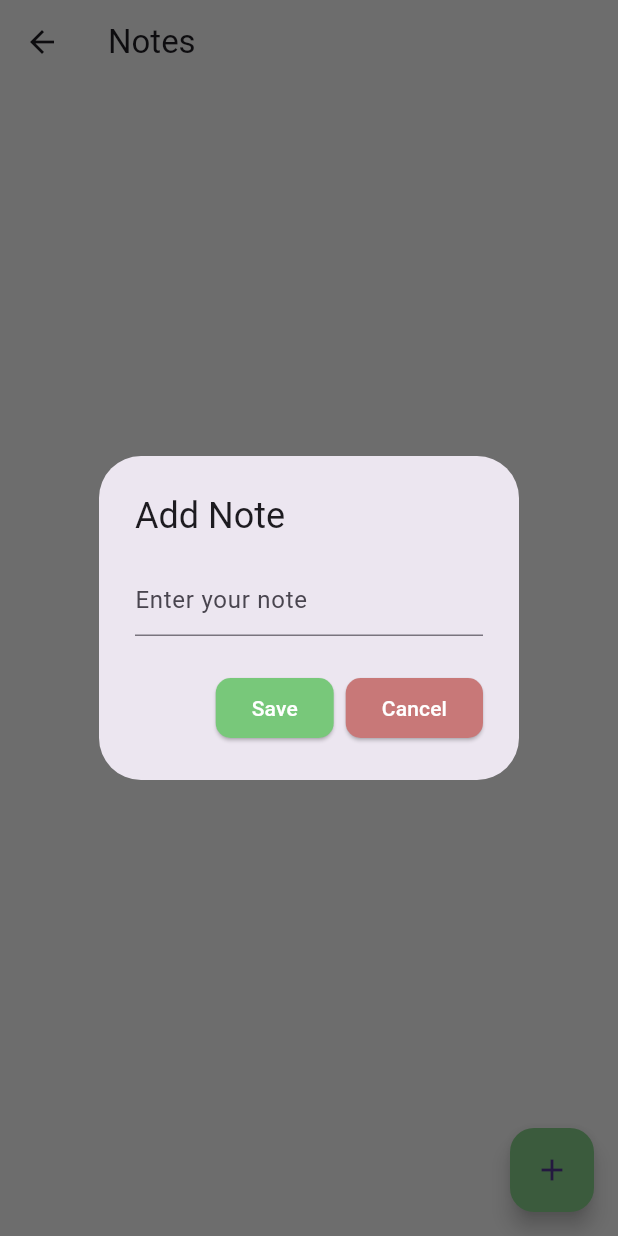
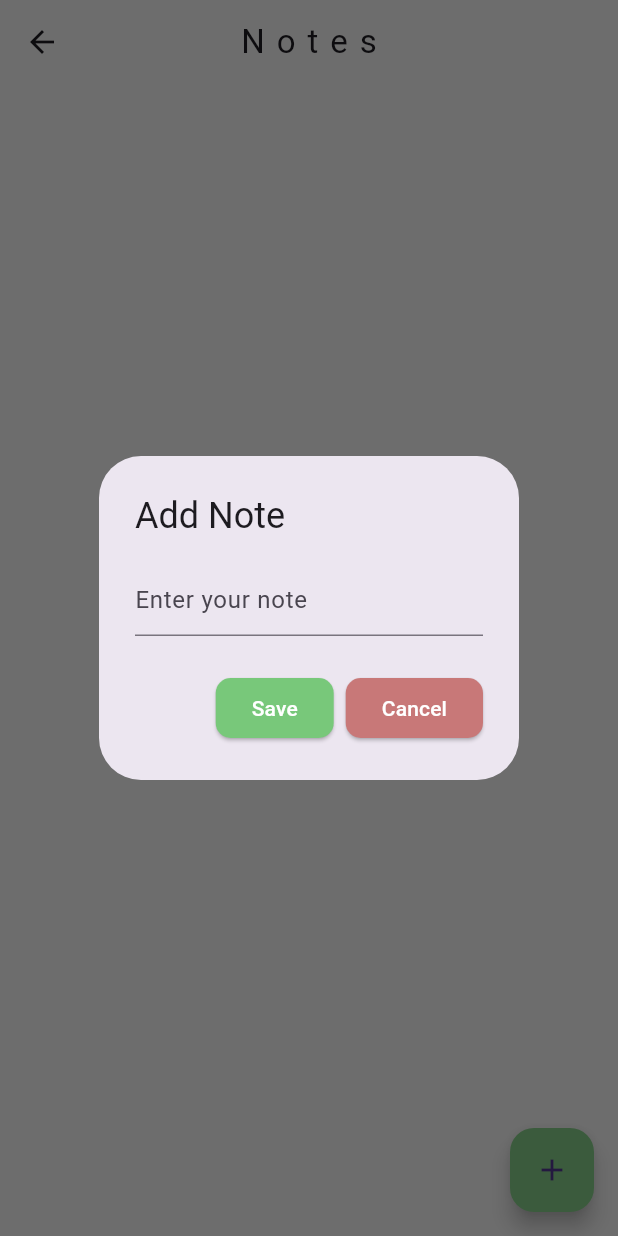
Before and after one commit to anel777/Taskly, a Flutter app: the Notes screen opened directly, after a tap on the "add" icon, on a phone screen of 412 x 824 dp. Run offline on Flutter 3.47's test engine with Material 3 defaults, Android fonts, the phone set to English and light mode, and no system bars; drawn by our look-alikes of carousel_slider; our stand-ins replace hive, hive_flutter; accounts and stored records are empty.

```diff
--- a/lib/home.dart
+++ b/lib/home.dart
@@ -1,7 +1,7 @@
 import 'package:flutter/material.dart';
-import 'package:learn/home_sections/second_section.dart';
-import 'package:learn/home_sections/third_section.dart';
-import 'package:learn/home_sections/top_section.dart';
+import 'package:Taskly/home_sections/second_section.dart';
+import 'package:Taskly/home_sections/third_section.dart';
+import 'package:Taskly/home_sections/top_section.dart';
 
 class HomePage extends StatelessWidget {
   const HomePage({super.key});
--- a/lib/home_sections/second_section.dart
+++ b/lib/home_sections/second_section.dart
@@ -1,8 +1,8 @@
 import 'package:flutter/cupertino.dart';
 import 'package:flutter/material.dart';
 import 'package:flutter/widgets.dart';
-import 'package:learn/notes.dart';
-import 'package:learn/task.dart';
+import 'package:Taskly/notes.dart';
+import 'package:Taskly/task.dart';
 
 class HomeSecondSection extends StatelessWidget {
   const HomeSecondSection({super.key});
--- a/lib/home_sections/third_section.dart
+++ b/lib/home_sections/third_section.dart
@@ -1,7 +1,7 @@
 import 'package:flutter/foundation.dart';
 import 'package:flutter/material.dart';
 import 'package:flutter/widgets.dart';
-import 'package:learn/main.dart';
+import 'package:Taskly/main.dart';
 import 'package:provider/provider.dart';
 
 class HomeThirdSection extends StatelessWidget {
--- a/lib/home_sections/top_section.dart
+++ b/lib/home_sections/top_section.dart
@@ -1,7 +1,7 @@
 import 'package:flutter/material.dart';
 import 'package:hive/hive.dart';
-import 'package:learn/main.dart';
-import 'package:learn/task.dart';
+import 'package:Taskly/main.dart';
+import 'package:Taskly/task.dart';
 import 'package:provider/provider.dart';
 
 class HomeTopSection extends StatelessWidget {
@@ -25,7 +25,7 @@ class HomeTopSection extends StatelessWidget {
                   mainAxisAlignment: MainAxisAlignment.center,
                   children: [
                     Text(
-                      'PROD',
+                      'TASKLY',
                       style: TextStyle(
                           fontSize: _screenWidth * .14,
                           letterSpacing: _screenHeight * .008,
--- a/lib/main.dart
+++ b/lib/main.dart
@@ -3,7 +3,7 @@ import 'package:flutter/material.dart';
 import 'package:flutter/widgets.dart';
 import 'package:hive/hive.dart';
 import 'package:hive_flutter/hive_flutter.dart';
-import 'package:learn/home.dart';
+import 'package:Taskly/home.dart';
 import 'package:provider/provider.dart';
 
 void main() async {
@@ -22,7 +22,8 @@ class MyApp extends StatelessWidget {
     return ChangeNotifierProvider(
       create: (_) => TaskProvider(),
       child: MaterialApp(
-        title: 'Prod',
+        debugShowCheckedModeBanner: false,
+        title: 'Taskly',
         theme: ThemeData(
           primarySwatch: Colors.blue,
         ),
--- a/lib/notes.dart
+++ b/lib/notes.dart
@@ -1,7 +1,7 @@
 import 'package:carousel_slider/carousel_slider.dart';
 import 'package:flutter/material.dart';
-import 'package:learn/main.dart';
-import 'package:learn/task.dart';
+import 'package:Taskly/main.dart';
+import 'package:Taskly/task.dart';
 import 'package:provider/provider.dart';
 
 class Notes extends StatelessWidget {
@@ -11,13 +11,18 @@ class Notes extends StatelessWidget {
     return Scaffold(
       backgroundColor: Colors.grey[200],
       appBar: AppBar(
+        centerTitle: true,
         backgroundColor: Colors.transparent,
-        title: Text('Notes'),
+        title: Text(
+          'Notes',
+          style: TextStyle(letterSpacing: 8),
+        ),
       ),
       body: Consumer<TaskProvider>(
         builder: (context, provider, _) {
           List<String> notesList = provider.getNotesList();
-          return Center(
+          return Padding(
+            padding: const EdgeInsets.only(top: 40),
             child: CarouselSlider(
               options: CarouselOptions(
                 enlargeCenterPage: true,
--- a/pubspec.yaml
+++ b/pubspec.yaml
@@ -1,4 +1,4 @@
-name: learn
+name: Taskly
 description: "A new Flutter project."
 # The following line prevents the package from being accidentally published to
 # pub.dev using `flutter pub publish`. This is preferred for private packages.
```
Also changed, not shown: lib/task.dart (+13 -11 lines), 8 other files.
